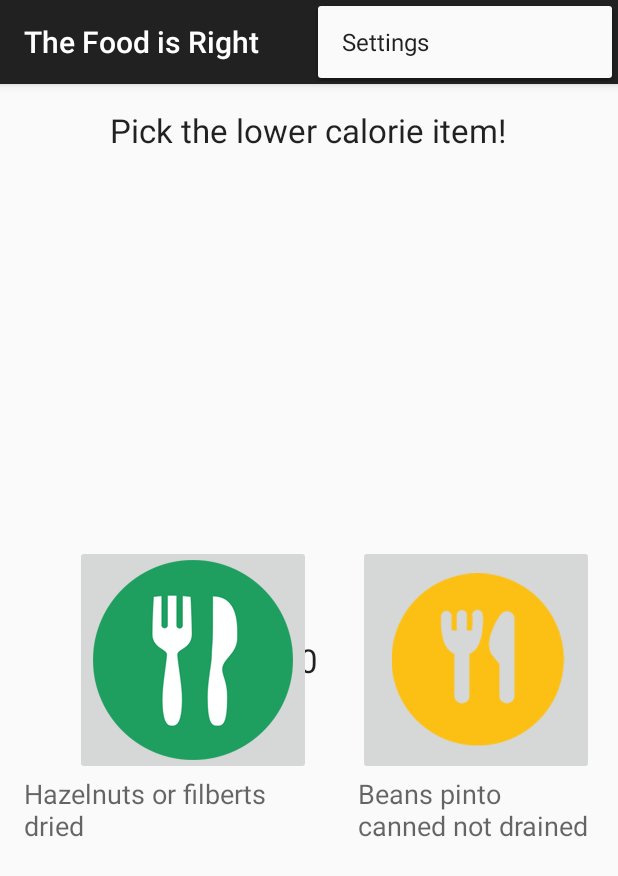
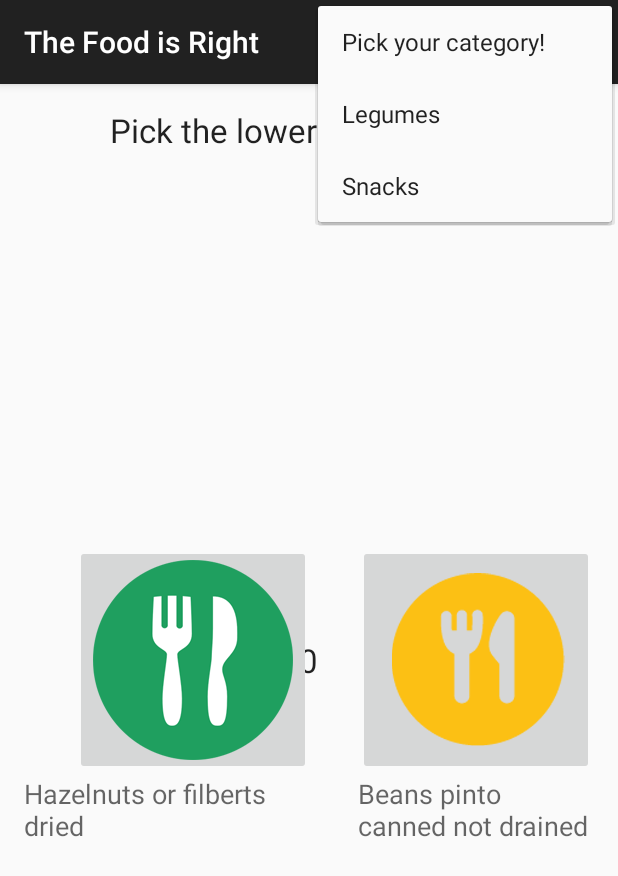
Before and after one commit to vinnychan/thefoodisright, an Android app: the screen it shows after launch (MainActivity), with the options menu open, on a phone screen of 412 x 824 dp. Shown: the top 876 px of the screen. Run offline under Robolectric (Android 15) with nearby library versions, the phone set to English and light mode, and no system bars.

Commit message:
added category dropdown

```diff
--- a/app/src/main/java/me/vinnychan/thefoodisright/MainActivity.java
+++ b/app/src/main/java/me/vinnychan/thefoodisright/MainActivity.java
@@ -6,7 +6,9 @@ import android.view.Menu;
 import android.view.MenuItem;
 import android.view.View;
 import android.widget.ImageButton;
+import android.widget.Spinner;
 import android.widget.TextView;
+import android.widget.Toast;
 
 import java.io.InputStream;
 import java.util.List;
@@ -14,6 +16,11 @@ import java.util.Random;
 
 public class MainActivity extends ActionBarActivity {
 
+    Spinner spinnerDropDown;
+    String[] categories = {
+            "legumes",
+            "snack"
+    };
 
     public List<Legume> legumeList;
     ImageButton foodButton1, foodButton2;
@@ -24,6 +31,11 @@ public class MainActivity extends ActionBarActivity {
     Random randomNumber1 = new Random();
     Random randomNumber2 = new Random();
     TextView foodText1, foodText2, scoreText;
+
+    InputStream inputStream;
+    CSVFile csvFile;
+    //List<Legume> legumeList = csvFile.read();
+
 
     @Override
     public void onCreate(Bundle savedInstanceState) {
@@ -36,8 +48,9 @@ public class MainActivity extends ActionBarActivity {
         foodText2  = (TextView) findViewById(R.id.foodText2);
         scoreText = (TextView) findViewById(R.id.scoreText);
 
-        InputStream inputStream = getResources().openRawResource(R.raw.legumes);
-        CSVFile csvFile = new CSVFile(inputStream);
+
+        inputStream = getResources().openRawResource(R.raw.legumes);
+        csvFile = new CSVFile(inputStream);
         legumeList = csvFile.read();
 
         updateFood();
@@ -78,6 +91,11 @@ public class MainActivity extends ActionBarActivity {
         scoreText.setText("" + score);
     }
 
+    public void spinnerSelect() {
+        //spinnerDropDown = (Spinner) findViewById(R.id.spinner);
+
+    }
+
 
 
     @Override
@@ -99,6 +117,24 @@ public class MainActivity extends ActionBarActivity {
             return true;
         }
 
+        if (id == R.id.legume_select) {
+            Toast.makeText(getBaseContext(), "You have selected: Legumes", Toast.LENGTH_SHORT).show();
+            inputStream = getResources().openRawResource(R.raw.legumes);
+            csvFile = new CSVFile(inputStream);
+            legumeList = csvFile.read();
+
+            updateFood();
+        }
+        if (id == R.id.snacks_select) {
+            Toast.makeText(getBaseContext(), "You have selected: Snacks", Toast.LENGTH_SHORT).show();
+            inputStream = getResources().openRawResource(R.raw.snack);
+            csvFile = new CSVFile(inputStream);
+            legumeList = csvFile.read();
+
+            updateFood();
+        }
+
+
         return super.onOptionsItemSelected(item);
     }
 }
--- a/app/src/main/res/menu/menu_main.xml
+++ b/app/src/main/res/menu/menu_main.xml
@@ -1,6 +1,22 @@
 <menu xmlns:android="http://schemas.android.com/apk/res/android"
     xmlns:app="http://schemas.android.com/apk/res-auto"
     xmlns:tools="http://schemas.android.com/tools" tools:context=".MainActivity">
-    <item android:id="@+id/action_settings" android:title="@string/action_settings"
-        android:orderInCategory="100" app:showAsAction="never" />
+
+    <item android:id="@+id/action_settings"
+        android:title="@string/action_settings"
+
+        android:orderInCategory="100"
+        app:showAsAction="never" />
+
+    <item android:id="@+id/legume_select"
+        android:title="@string/legumes"
+
+        android:orderInCategory="200"
+        app:showAsAction="never" />
+
+    <item android:id="@+id/snacks_select"
+        android:title="@string/snacks"
+        android:orderInCategory="300"
+        app:showAsAction="never" />
+
 </menu>
--- a/app/src/main/res/values/strings.xml
+++ b/app/src/main/res/values/strings.xml
@@ -3,6 +3,8 @@
 
     <string name="app_name">The Food is Right</string>
     <string name="game_title">Pick the lower calorie item!</string>
-    <string name="action_settings">Settings</string>
+    <string name="action_settings">Pick your category!</string>
+    <string name="legumes">Legumes</string>
+    <string name="snacks">Snacks</string>
 
 </resources>
```
